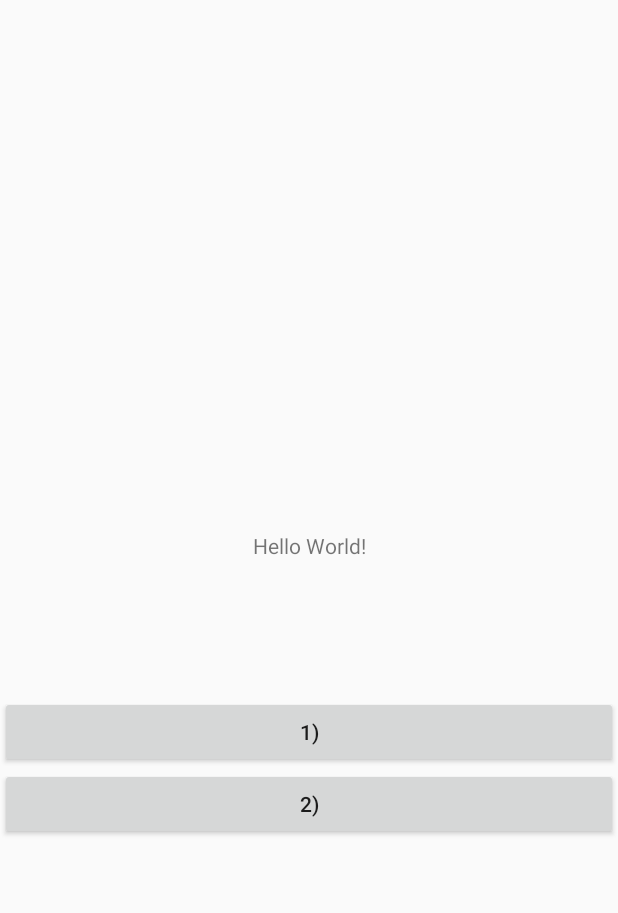
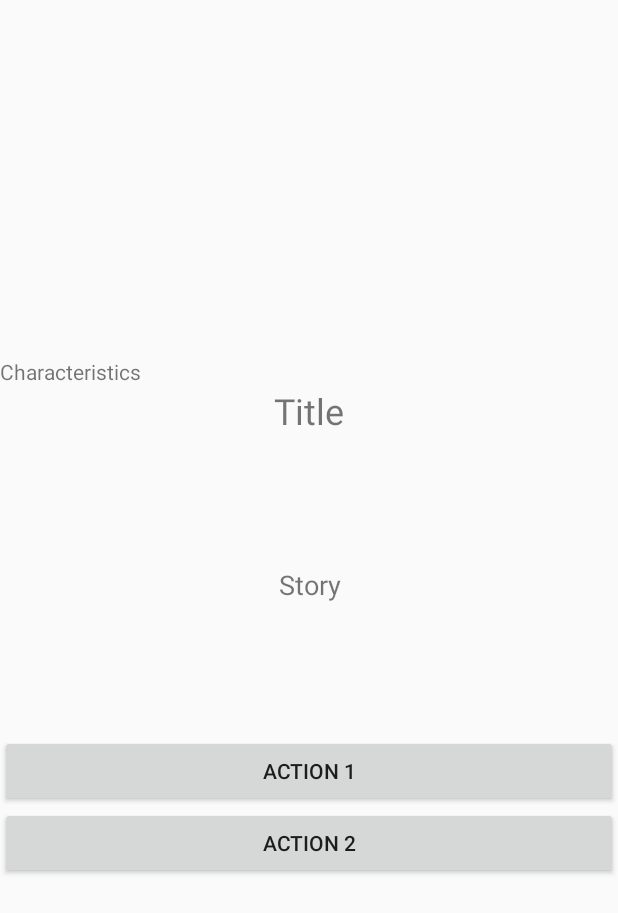
Before and after one commit to PenzaStreetGames/QuestText, an Android app: the layout activity_main.xml on its own in the app's theme, with its tools: preview values and no code run, on a phone screen of 412 x 824 dp. Shown: the top 913 px of the screen. Run offline under Robolectric (Android 15) with nearby library versions, the phone set to English and light mode, and no system bars.

Commit message:
17.03.2021

```diff
--- /dev/null
+++ b/app/src/main/java/com/penzastretstudios/questtext/AbstractSituation.java
@@ -0,0 +1,5 @@
+package com.penzastretstudios.questtext;
+
+public class AbstractSituation {
+
+}
--- /dev/null
+++ b/app/src/main/java/com/penzastretstudios/questtext/EndSituation.java
@@ -0,0 +1,4 @@
+package com.penzastretstudios.questtext;
+
+public class EndSituation {
+}
--- a/app/src/main/res/layout/activity_main.xml
+++ b/app/src/main/res/layout/activity_main.xml
@@ -13,25 +13,40 @@
         android:orientation="vertical">
 
         <TextView
-            android:id="@+id/text"
+            android:id="@+id/character"
+            android:layout_width="match_parent"
+            android:layout_height="wrap_content"
+            android:text="Characteristics" />
+
+        <TextView
+            android:id="@+id/textTitle"
+            android:layout_width="match_parent"
+            android:layout_height="wrap_content"
+            android:gravity="center"
+            android:text="Title"
+            android:textSize="24sp" />
+
+        <TextView
+            android:id="@+id/story"
             android:layout_width="match_parent"
             android:layout_height="200dp"
             android:gravity="center"
-            android:text="Hello World!" />
+            android:text="Story"
+            android:textSize="18sp" />
 
         <Button
             android:id="@+id/button"
             android:layout_width="match_parent"
             android:layout_height="wrap_content"
-            android:text="1)"
-            android:onClick="firstButton"/>
+            android:onClick="firstButton"
+            android:text="Action 1" />
 
         <Button
             android:id="@+id/button2"
             android:layout_width="match_parent"
             android:layout_height="wrap_content"
-            android:text="2)"
-            android:onClick="secondButton"/>
+            android:onClick="secondButton"
+            android:text="Action 2" />
     </LinearLayout>
 
 </android.support.constraint.ConstraintLayout>
--- a/build.gradle
+++ b/build.gradle
@@ -5,7 +5,7 @@ buildscript {
         jcenter()
     }
     dependencies {
-        classpath "com.android.tools.build:gradle:4.0.2"
+        classpath 'com.android.tools.build:gradle:4.1.0'
 
         // NOTE: Do not place your application dependencies here; they belong
         // in the individual module build.gradle files
```
Also changed, not shown: app/src/main/java/com/penzastretstudios/questtext/Character.java (+8 -1 lines), app/src/main/java/com/penzastretstudios/questtext/Edge.java (added, +20 -0 lines), app/src/main/java/com/penzastretstudios/questtext/Game.java (deleted, +0 -33 lines), app/src/main/java/com/penzastretstudios/questtext/MainActivity.java (+20 -5 lines), app/src/main/java/com/penzastretstudios/questtext/Situation.java (+19 -1 lines), app/src/main/java/com/penzastretstudios/questtext/Story.java (+36 -6 lines), gradle/wrapper/gradle-wrapper.properties.
